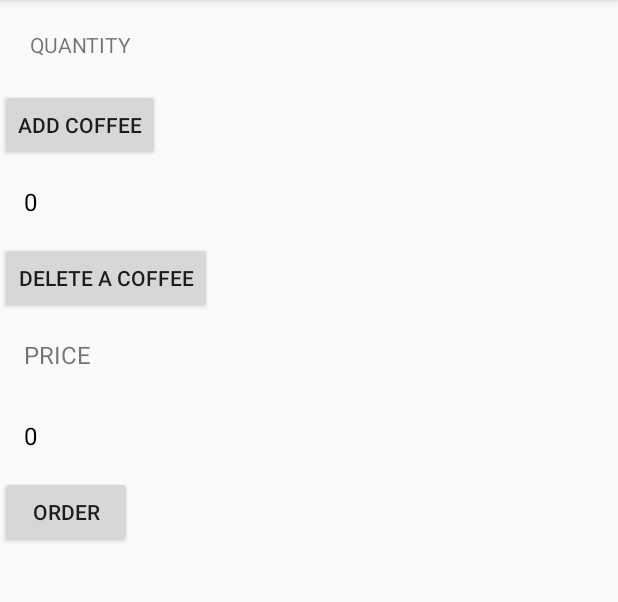
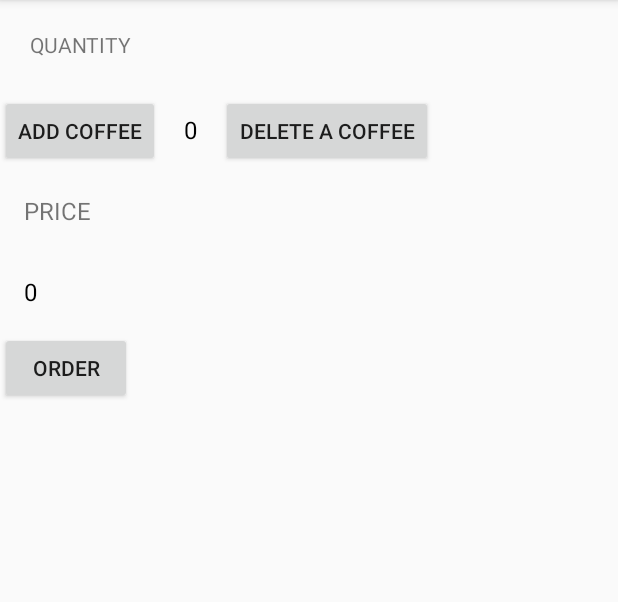
Before and after one commit to JennaKoslowski/Just-Java, an Android app: the screen it shows after launch (MainActivity), on a phone screen of 412 x 824 dp, the part 84-686 px from its top. Run offline under Robolectric (Android 15) with nearby library versions, the phone set to English and light mode, and no system bars.

Commit message:
update layout to make wider

```diff
--- a/app/src/main/java/com/example/android/justjava/MainActivity.java
+++ b/app/src/main/java/com/example/android/justjava/MainActivity.java
@@ -23,11 +23,9 @@ public class MainActivity extends AppCompatActivity {
     }
     public void increaseOrder(View view) {
         display(numCoffee = numCoffee+1);
-        displayPrice(numCoffee*5);
     }
     public void decreaseOrder(View view) {
         display(numCoffee = numCoffee-1);
-        displayPrice(numCoffee*5);
     }
 
     /**
--- a/app/src/main/res/layout/activity_main.xml
+++ b/app/src/main/res/layout/activity_main.xml
@@ -13,10 +13,15 @@
         android:text="@string/quantity"
         android:textAllCaps="true"
         android:padding="20dp"/>
+
+ <LinearLayout
+     android:layout_width="match_parent"
+     android:layout_height="wrap_content"
+     android:orientation="horizontal">
     <Button
         android:layout_width="wrap_content"
         android:layout_height="wrap_content"
-        android:text="@string/incrase"
+        android:text="@string/increase"
         android:onClick="increaseOrder"/>
     <TextView
         android:layout_width="wrap_content"
@@ -31,6 +36,7 @@
         android:layout_height="wrap_content"
         android:text="@string/decrease"
         android:onClick="decreaseOrder"/>
+</LinearLayout>
     <TextView
         android:layout_width="wrap_content"
         android:layout_height="wrap_content"
--- a/app/src/main/res/values/strings.xml
+++ b/app/src/main/res/values/strings.xml
@@ -1,7 +1,7 @@
 <resources>
     <string name="app_name">Just Java</string>
     <string name="quantity">quantity</string>
-    <string name="incrase">Add Coffee</string>
+    <string name="increase">Add Coffee</string>
     <string name="number">0</string>
     <string name="decrease">Delete A Coffee</string>
     <string name="price">price</string>
```
